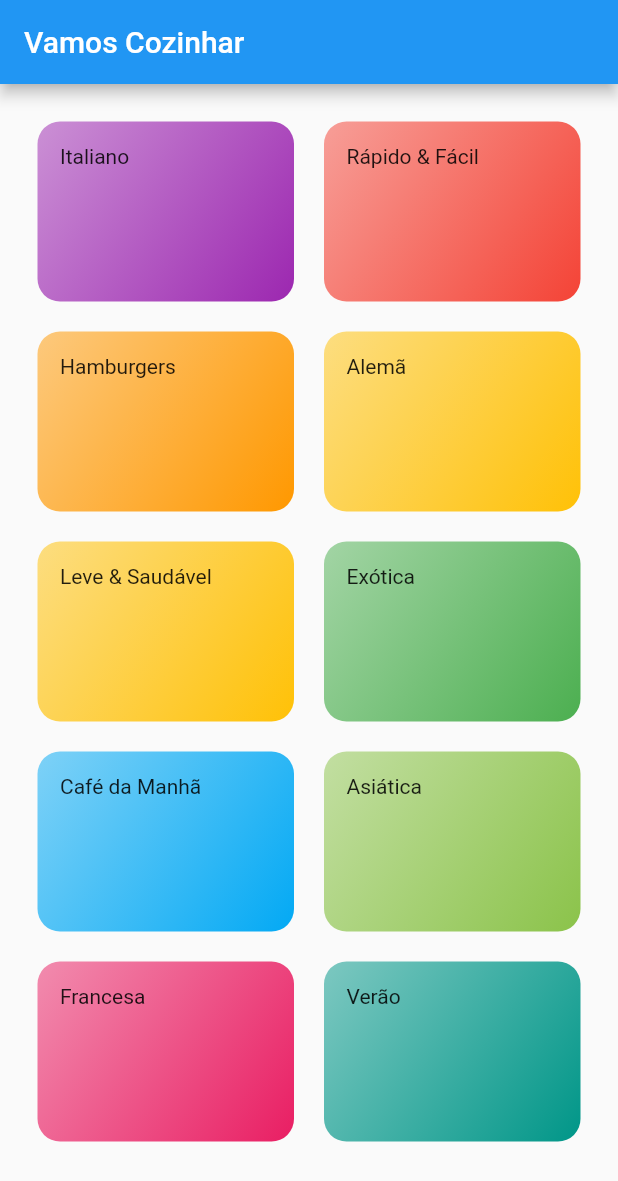
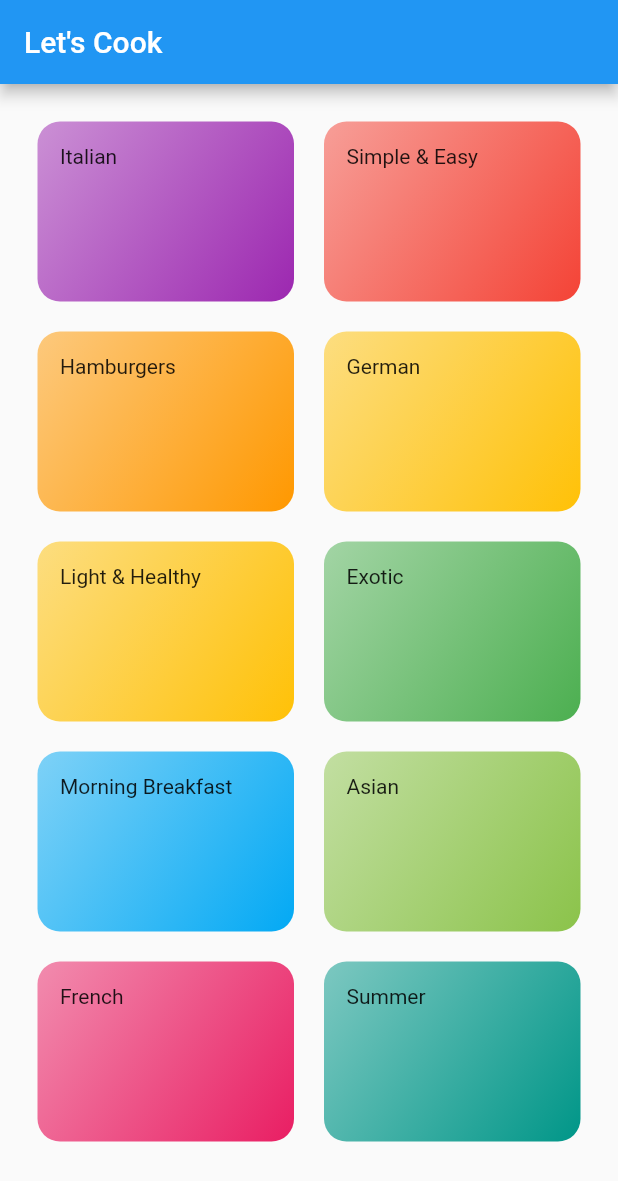
Before and after one commit to davmag91/meals, a Flutter app: the screen it shows after launch, on a phone screen of 412 x 824 dp. Shown: the top 1181 px of the screen. Run offline on Flutter 3.47's test engine with Material 2 defaults, Android fonts, the phone set to English and light mode, and no system bars.

Commit message:
Make data english by default

```diff
--- a/lib/data/dummy_data.dart
+++ b/lib/data/dummy_data.dart
@@ -5,12 +5,12 @@ import '../models/category.dart';
 const DUMMY_CATEGORIES = const [
   Category(
     id: 'c1',
-    title: 'Italiano',
+    title: 'Italian',
     color: Colors.purple,
   ),
   Category(
     id: 'c2',
-    title: 'Rápido & Fácil',
+    title: 'Simple & Easy',
     color: Colors.red,
   ),
   Category(
@@ -20,37 +20,37 @@ const DUMMY_CATEGORIES = const [
   ),
   Category(
     id: 'c4',
-    title: 'Alemã',
+    title: 'German',
     color: Colors.amber,
   ),
   Category(
     id: 'c5',
-    title: 'Leve & Saudável',
+    title: 'Light & Healthy',
     color: Colors.amber,
   ),
   Category(
     id: 'c6',
-    title: 'Exótica',
+    title: 'Exotic',
     color: Colors.green,
   ),
   Category(
     id: 'c7',
-    title: 'Café da Manhã',
+    title: 'Morning Breakfast',
     color: Colors.lightBlue,
   ),
   Category(
     id: 'c8',
-    title: 'Asiática',
+    title: 'Asian',
     color: Colors.lightGreen,
   ),
   Category(
     id: 'c9',
-    title: 'Francesa',
+    title: 'French',
     color: Colors.pink,
   ),
   Category(
     id: 'c10',
-    title: 'Verão',
+    title: 'Summer',
     color: Colors.teal,
   ),
 ];
--- a/lib/main.dart
+++ b/lib/main.dart
@@ -9,7 +9,7 @@ class MyApp extends StatelessWidget {
   @override
   Widget build(BuildContext context) {
     return MaterialApp(
-        title: 'DeliMeals',
+        title: 'Daily Meals',
         theme: ThemeData(
           primarySwatch: Colors.blue,
         ),
--- a/lib/screens/categories_screen.dart
+++ b/lib/screens/categories_screen.dart
@@ -10,7 +10,7 @@ class CategoriesScreen extends StatelessWidget {
   Widget build(BuildContext context) {
     return Scaffold(
       appBar: AppBar(
-        title: const Text('Vamos Cozinhar'),
+        title: const Text('Let\'s Cook'),
       ),
       body: GridView(
         padding: const EdgeInsets.all(25),
```
